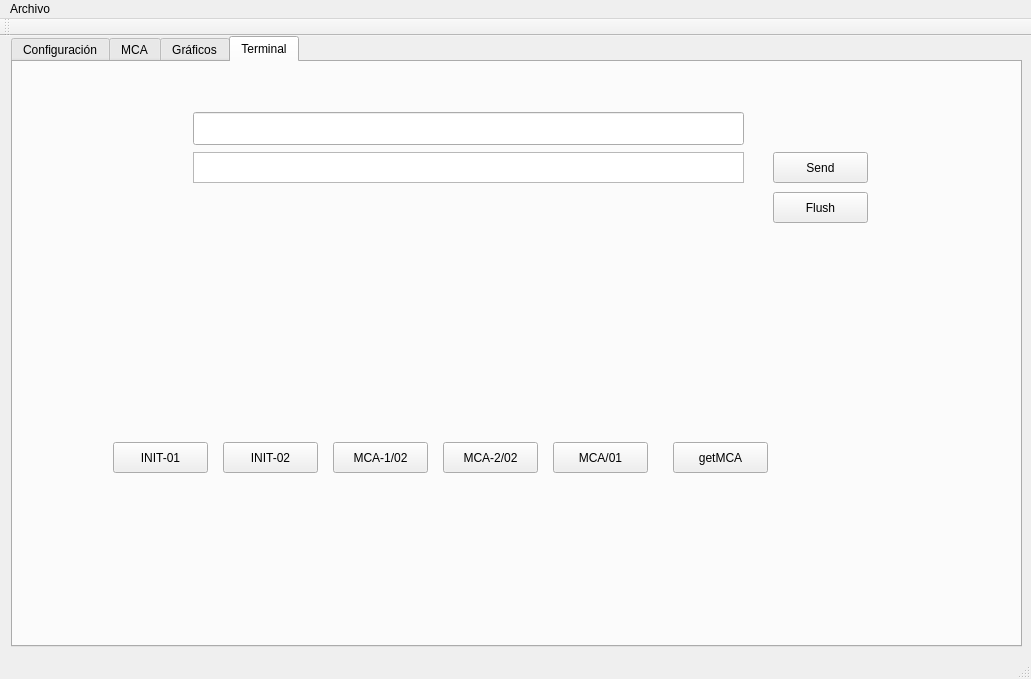
First picture: the form in ui/MainWindow.ui, repository dpirlo/qt-mca, before the edit.
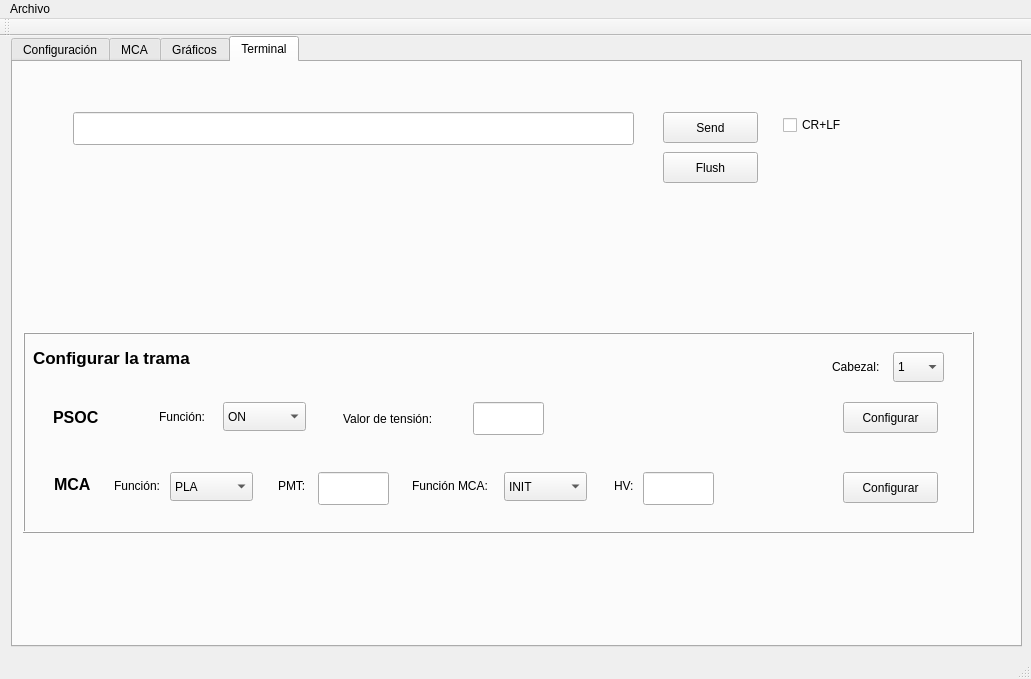
Second picture: the form after the edit. The open tabs and pages were chosen to show the change. Custom widgets are drawn as their Qt base class.

Commit message:
Agregado: [MainWindow] Terminal | Bugs
Se agrega el terminal con armado de trama para facilitar las pruebas. Se corrigieron varios bugs y malas implementaciones. Se modificaron algunos métodos para ser utilizados por el terminal y no agregar código redundante.

The edit to the form file:
```diff
--- a/ui/MainWindow.ui
+++ b/ui/MainWindow.ui
@@ -2954,8 +2954,8 @@
      <widget class="QPushButton" name="pushButton">
       <property name="geometry">
        <rect>
-        <x>760</x>
-        <y>90</y>
+        <x>650</x>
+        <y>50</y>
         <width>95</width>
         <height>31</height>
        </rect>
@@ -2964,11 +2964,11 @@
        <string>Send</string>
       </property>
      </widget>
-     <widget class="QLabel" name="label_12">
+     <widget class="QLabel" name="label_received_terminal">
       <property name="geometry">
        <rect>
-        <x>130</x>
-        <y>170</y>
+        <x>60</x>
+        <y>190</y>
         <width>771</width>
         <height>61</height>
        </rect>
@@ -2977,21 +2977,11 @@
        <string/>
       </property>
      </widget>
-     <widget class="QPlainTextEdit" name="plainTextEdit">
+     <widget class="QLabel" name="label_size_terminal">
       <property name="geometry">
        <rect>
-        <x>180</x>
-        <y>90</y>
-        <width>551</width>
-        <height>31</height>
-       </rect>
-      </property>
-     </widget>
-     <widget class="QLabel" name="label_13">
-      <property name="geometry">
-       <rect>
-        <x>130</x>
-        <y>220</y>
+        <x>60</x>
+        <y>140</y>
         <width>601</width>
         <height>41</height>
        </rect>
@@ -3003,8 +2993,8 @@
      <widget class="QPushButton" name="pushButton_2">
       <property name="geometry">
        <rect>
-        <x>760</x>
-        <y>130</y>
+        <x>650</x>
+        <y>90</y>
         <width>95</width>
         <height>31</height>
        </rect>
@@ -3013,120 +3003,373 @@
        <string>Flush</string>
       </property>
      </widget>
-     <widget class="QPushButton" name="pushButton_3">
+     <widget class="QLineEdit" name="lineEdit_terminal">
       <property name="geometry">
        <rect>
-        <x>100</x>
-        <y>380</y>
-        <width>95</width>
-        <height>31</height>
-       </rect>
-      </property>
-      <property name="text">
-       <string>INIT-01</string>
-      </property>
-     </widget>
-     <widget class="QPushButton" name="pushButton_4">
-      <property name="geometry">
-       <rect>
-        <x>210</x>
-        <y>380</y>
-        <width>95</width>
-        <height>31</height>
-       </rect>
-      </property>
-      <property name="text">
-       <string>INIT-02</string>
-      </property>
-     </widget>
-     <widget class="QPushButton" name="pushButton_5">
-      <property name="geometry">
-       <rect>
-        <x>320</x>
-        <y>380</y>
-        <width>95</width>
-        <height>31</height>
-       </rect>
-      </property>
-      <property name="text">
-       <string>MCA-1/02</string>
-      </property>
-     </widget>
-     <widget class="QPushButton" name="pushButton_6">
-      <property name="geometry">
-       <rect>
-        <x>430</x>
-        <y>380</y>
-        <width>95</width>
-        <height>31</height>
-       </rect>
-      </property>
-      <property name="text">
-       <string>MCA-2/02</string>
-      </property>
-     </widget>
-     <widget class="QLabel" name="label_19">
-      <property name="geometry">
-       <rect>
-        <x>130</x>
-        <y>270</y>
-        <width>771</width>
-        <height>61</height>
-       </rect>
-      </property>
-      <property name="text">
-       <string/>
-      </property>
-     </widget>
-     <widget class="QLabel" name="label_20">
-      <property name="geometry">
-       <rect>
-        <x>135</x>
-        <y>450</y>
-        <width>771</width>
-        <height>61</height>
-       </rect>
-      </property>
-      <property name="text">
-       <string/>
-      </property>
-     </widget>
-     <widget class="QPushButton" name="pushButton_7">
-      <property name="geometry">
-       <rect>
-        <x>540</x>
-        <y>380</y>
-        <width>95</width>
-        <height>31</height>
-       </rect>
-      </property>
-      <property name="text">
-       <string>MCA/01</string>
-      </property>
-     </widget>
-     <widget class="QPushButton" name="pushButton_9">
-      <property name="geometry">
-       <rect>
-        <x>660</x>
-        <y>380</y>
-        <width>95</width>
-        <height>31</height>
-       </rect>
-      </property>
-      <property name="text">
-       <string>getMCA</string>
-      </property>
-     </widget>
-     <widget class="QLineEdit" name="lineEdit">
-      <property name="geometry">
-       <rect>
-        <x>180</x>
+        <x>60</x>
         <y>50</y>
-        <width>551</width>
+        <width>561</width>
         <height>33</height>
        </rect>
       </property>
      </widget>
+     <widget class="QCheckBox" name="checkBox_end_terminal">
+      <property name="geometry">
+       <rect>
+        <x>770</x>
+        <y>50</y>
+        <width>95</width>
+        <height>26</height>
+       </rect>
+      </property>
+      <property name="text">
+       <string>CR+LF</string>
+      </property>
+     </widget>
+     <widget class="QFrame" name="frame_trama_terminal">
+      <property name="geometry">
+       <rect>
+        <x>10</x>
+        <y>270</y>
+        <width>951</width>
+        <height>201</height>
+       </rect>
+      </property>
+      <property name="frameShape">
+       <enum>QFrame::Box</enum>
+      </property>
+      <property name="frameShadow">
+       <enum>QFrame::Raised</enum>
+      </property>
+      <widget class="QComboBox" name="comboBox_head_select_terminal">
+       <property name="enabled">
+        <bool>true</bool>
+       </property>
+       <property name="geometry">
+        <rect>
+         <x>870</x>
+         <y>20</y>
+         <width>51</width>
+         <height>30</height>
+        </rect>
+       </property>
+       <property name="currentIndex">
+        <number>0</number>
+       </property>
+       <item>
+        <property name="text">
+         <string>1</string>
+        </property>
+       </item>
+       <item>
+        <property name="text">
+         <string>2</string>
+        </property>
+       </item>
+       <item>
+        <property name="text">
+         <string>3</string>
+        </property>
+       </item>
+       <item>
+        <property name="text">
+         <string>4</string>
+        </property>
+       </item>
+       <item>
+        <property name="text">
+         <string>5</string>
+        </property>
+       </item>
+       <item>
+        <property name="text">
+         <string>6</string>
+        </property>
+       </item>
+      </widget>
+      <widget class="QLabel" name="label_7">
+       <property name="geometry">
+        <rect>
+         <x>809</x>
+         <y>24</y>
+         <width>66</width>
+         <height>21</height>
+        </rect>
+       </property>
+       <property name="text">
+        <string>Cabezal:</string>
+       </property>
+      </widget>
+      <widget class="QLabel" name="label_12">
+       <property name="geometry">
+        <rect>
+         <x>10</x>
+         <y>10</y>
+         <width>191</width>
+         <height>31</height>
+        </rect>
+       </property>
+       <property name="font">
+        <font>
+         <pointsize>13</pointsize>
+         <weight>75</weight>
+         <bold>true</bold>
+        </font>
+       </property>
+       <property name="text">
+        <string>Configurar la trama</string>
+       </property>
+      </widget>
+      <widget class="QPushButton" name="pushButton_stream_configure_mca_terminal">
+       <property name="geometry">
+        <rect>
+         <x>820</x>
+         <y>140</y>
+         <width>95</width>
+         <height>31</height>
+        </rect>
+       </property>
+       <property name="text">
+        <string>Configurar</string>
+       </property>
+      </widget>
+      <widget class="QComboBox" name="comboBox_func_terminal">
+       <property name="geometry">
+        <rect>
+         <x>147</x>
+         <y>140</y>
+         <width>83</width>
+         <height>29</height>
+        </rect>
+       </property>
+       <item>
+        <property name="text">
+         <string>PLA</string>
+        </property>
+       </item>
+       <item>
+        <property name="text">
+         <string>PMT</string>
+        </property>
+       </item>
+      </widget>
+      <widget class="QLabel" name="label_13">
+       <property name="geometry">
+        <rect>
+         <x>91</x>
+         <y>143</y>
+         <width>66</width>
+         <height>21</height>
+        </rect>
+       </property>
+       <property name="text">
+        <string>Función: </string>
+       </property>
+      </widget>
+      <widget class="QLabel" name="label_19">
+       <property name="geometry">
+        <rect>
+         <x>30</x>
+         <y>70</y>
+         <width>51</width>
+         <height>31</height>
+        </rect>
+       </property>
+       <property name="font">
+        <font>
+         <pointsize>12</pointsize>
+         <weight>75</weight>
+         <bold>true</bold>
+        </font>
+       </property>
+       <property name="text">
+        <string>PSOC</string>
+       </property>
+      </widget>
+      <widget class="QLabel" name="label_20">
+       <property name="geometry">
+        <rect>
+         <x>31</x>
+         <y>137</y>
+         <width>41</width>
+         <height>31</height>
+        </rect>
+       </property>
+       <property name="font">
+        <font>
+         <pointsize>12</pointsize>
+         <weight>75</weight>
+         <bold>true</bold>
+        </font>
+       </property>
+       <property name="text">
+        <string>MCA</string>
+       </property>
+      </widget>
+      <widget class="QPushButton" name="pushButton_stream_configure_psoc_terminal">
+       <property name="geometry">
+        <rect>
+         <x>820</x>
+         <y>70</y>
+         <width>95</width>
+         <height>31</height>
+        </rect>
+       </property>
+       <property name="text">
+        <string>Configurar</string>
+       </property>
+      </widget>
+      <widget class="QComboBox" name="comboBox_psoc_function_terminal">
+       <property name="geometry">
+        <rect>
+         <x>200</x>
+         <y>70</y>
+         <width>83</width>
+         <height>29</height>
+        </rect>
+       </property>
+       <item>
+        <property name="text">
+         <string>ON</string>
+        </property>
+       </item>
+       <item>
+        <property name="text">
+         <string>OFF</string>
+        </property>
+       </item>
+       <item>
+        <property name="text">
+         <string>SET</string>
+        </property>
+       </item>
+      </widget>
+      <widget class="QComboBox" name="comboBox_mca_function_terminal">
+       <property name="geometry">
+        <rect>
+         <x>481</x>
+         <y>140</y>
+         <width>83</width>
+         <height>29</height>
+        </rect>
+       </property>
+       <item>
+        <property name="text">
+         <string>INIT</string>
+        </property>
+       </item>
+       <item>
+        <property name="text">
+         <string>MCA</string>
+        </property>
+       </item>
+       <item>
+        <property name="text">
+         <string>HV</string>
+        </property>
+       </item>
+       <item>
+        <property name="text">
+         <string>TEMP</string>
+        </property>
+       </item>
+      </widget>
+      <widget class="QLineEdit" name="lineEdit_pmt_terminal">
+       <property name="geometry">
+        <rect>
+         <x>295</x>
+         <y>140</y>
+         <width>71</width>
+         <height>33</height>
+        </rect>
+       </property>
+      </widget>
+      <widget class="QLabel" name="label_31">
+       <property name="geometry">
+        <rect>
+         <x>136</x>
+         <y>74</y>
+         <width>66</width>
+         <height>21</height>
+        </rect>
+       </property>
+       <property name="text">
+        <string>Función:</string>
+       </property>
+      </widget>
+      <widget class="QLabel" name="label_33">
+       <property name="geometry">
+        <rect>
+         <x>255</x>
+         <y>143</y>
+         <width>41</width>
+         <height>21</height>
+        </rect>
+       </property>
+       <property name="text">
+        <string>PMT:</string>
+       </property>
+      </widget>
+      <widget class="QLabel" name="label_35">
+       <property name="geometry">
+        <rect>
+         <x>320</x>
+         <y>76</y>
+         <width>121</width>
+         <height>21</height>
+        </rect>
+       </property>
+       <property name="text">
+        <string>Valor de tensión: </string>
+       </property>
+      </widget>
+      <widget class="QLineEdit" name="lineEdit_psoc_hv_terminal">
+       <property name="geometry">
+        <rect>
+         <x>450</x>
+         <y>70</y>
+         <width>71</width>
+         <height>33</height>
+        </rect>
+       </property>
+      </widget>
+      <widget class="QLabel" name="label_36">
+       <property name="geometry">
+        <rect>
+         <x>389</x>
+         <y>143</y>
+         <width>91</width>
+         <height>21</height>
+        </rect>
+       </property>
+       <property name="text">
+        <string>Función MCA:</string>
+       </property>
+      </widget>
+      <widget class="QLabel" name="label_37">
+       <property name="geometry">
+        <rect>
+         <x>591</x>
+         <y>143</y>
+         <width>31</width>
+         <height>21</height>
+        </rect>
+       </property>
+       <property name="text">
+        <string>HV:</string>
+       </property>
+      </widget>
+      <widget class="QLineEdit" name="lineEdit_pmt_hv_terminal">
+       <property name="geometry">
+        <rect>
+         <x>620</x>
+         <y>140</y>
+         <width>71</width>
+         <height>33</height>
+        </rect>
+       </property>
+      </widget>
+     </widget>
     </widget>
    </widget>
   </widget>
```
Left out of the diff: 6 changed lines with no effect on the pictures. The commit also changes 2 other files.
